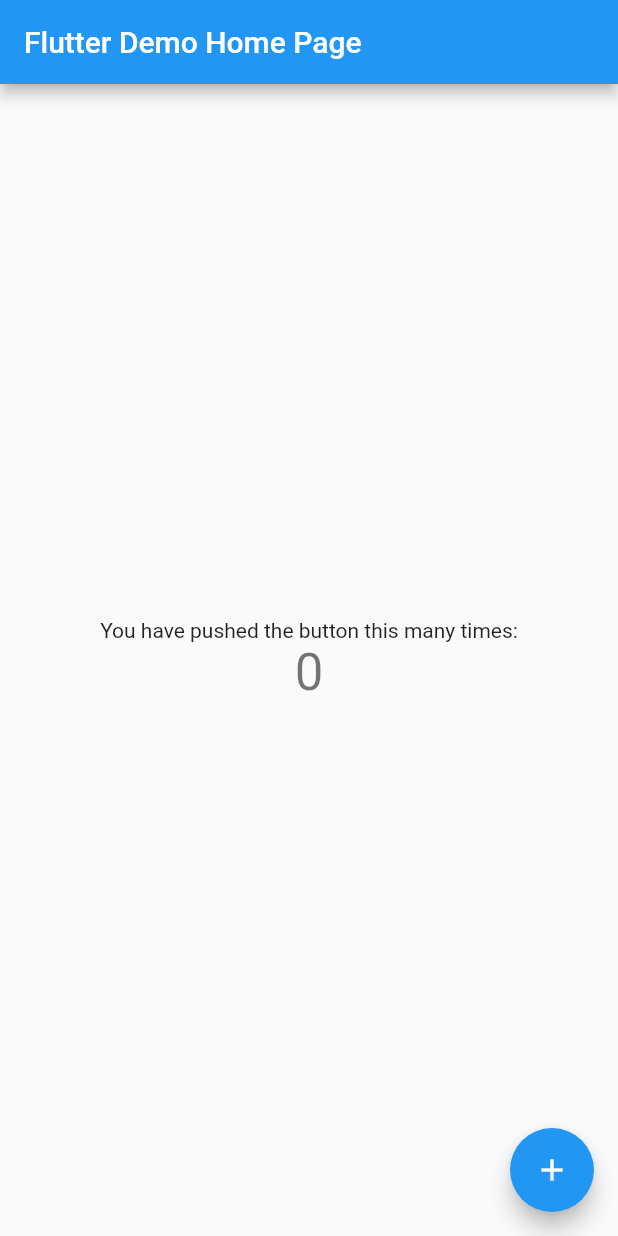
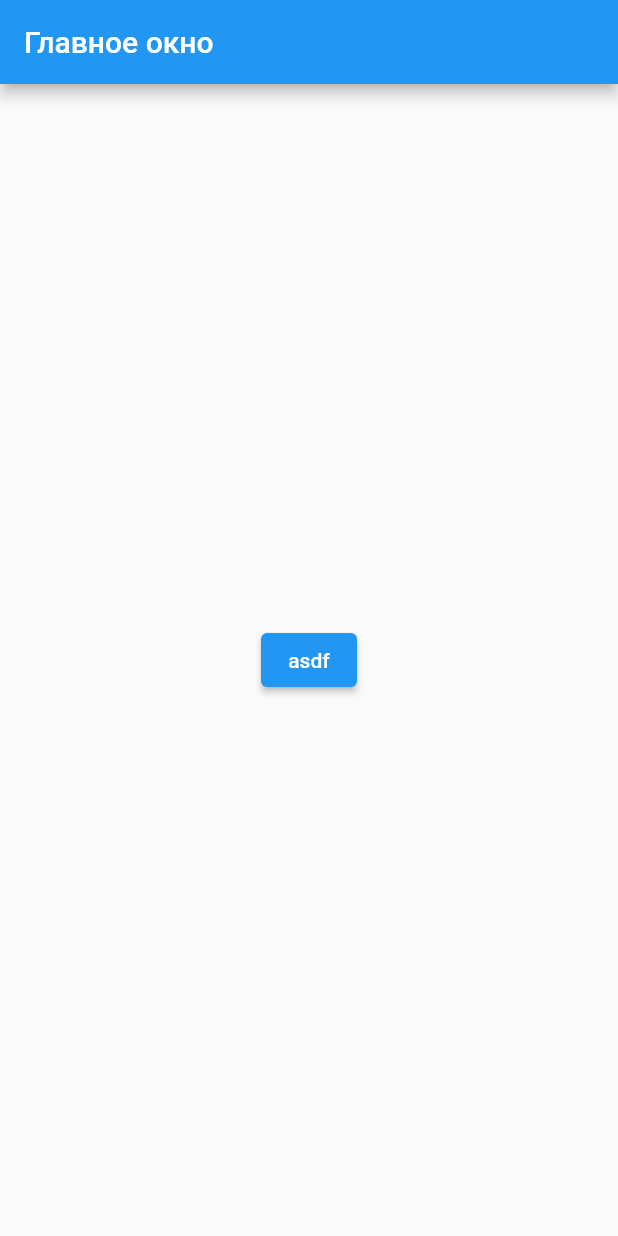
Before and after one commit to Nikeshhh/Mobile-Dev-Labs, a Flutter app: the screen it shows after launch, on a phone screen of 412 x 824 dp. Run offline on Flutter 3.47's test engine with Material 2 defaults, Android fonts, the phone set to English and light mode, and no system bars; our stand-ins replace share_plus.

Commit message:
Добавлено основное окно, маршруты

```diff
--- a/Lab_7/lib/main.dart
+++ b/Lab_7/lib/main.dart
@@ -1,115 +1,28 @@
 import 'package:flutter/material.dart';
 
 void main() {
-  runApp(const MyApp());
+  runApp(MaterialApp(
+    initialRoute: '/',
+    routes: {
+      '/': (BuildContext context) => const MainScreen(),
+
+    },
+  ));
 }
 
-class MyApp extends StatelessWidget {
-  const MyApp({super.key});
+class MainScreen extends StatelessWidget{
+  const MainScreen({Key? key}) : super(key: key);
 
-  // This widget is the root of your application.
   @override
-  Widget build(BuildContext context) {
-    return MaterialApp(
-      title: 'Flutter Demo',
-      theme: ThemeData(
-        // This is the theme of your application.
-        //
-        // Try running your application with "flutter run". You'll see the
-        // application has a blue toolbar. Then, without quitting the app, try
-        // changing the primarySwatch below to Colors.green and then invoke
-        // "hot reload" (press "r" in the console where you ran "flutter run",
-        // or simply save your changes to "hot reload" in a Flutter IDE).
-        // Notice that the counter didn't reset back to zero; the application
-        // is not restarted.
-        primarySwatch: Colors.blue,
+  Widget build(BuildContext context){
+    return Scaffold(
+      appBar: AppBar(title: const Text('Главное окно'),),
+      body: Center(
+        child: ElevatedButton(
+          onPressed: (){},
+          child: const Text('asdf'),
+        ),
       ),
-      home: const MyHomePage(title: 'Flutter Demo Home Page'),
     );
   }
 }
-
-class MyHomePage extends StatefulWidget {
-  const MyHomePage({super.key, required this.title});
-
-  // This widget is the home page of your application. It is stateful, meaning
-  // that it has a State object (defined below) that contains fields that affect
-  // how it looks.
-
-  // This class is the configuration for the state. It holds the values (in this
-  // case the title) provided by the parent (in this case the App widget) and
-  // used by the build method of the State. Fields in a Widget subclass are
-  // always marked "final".
-
-  final String title;
-
-  @override
-  State<MyHomePage> createState() => _MyHomePageState();
-}
-
-class _MyHomePageState extends State<MyHomePage> {
-  int _counter = 0;
-
-  void _incrementCounter() {
-    setState(() {
-      // This call to setState tells the Flutter framework that something has
-      // changed in this State, which causes it to rerun the build method below
-      // so that the display can reflect the updated values. If we changed
-      // _counter without calling setState(), then the build method would not be
-      // called again, and so nothing would appear to happen.
-      _counter++;
-    });
-  }
-
-  @override
-  Widget build(BuildContext context) {
-    // This method is rerun every time setState is called, for instance as done
-    // by the _incrementCounter method above.
-    //
-    // The Flutter framework has been optimized to make rerunning build methods
-    // fast, so that you can just rebuild anything that needs updating rather
-    // than having to individually change instances of widgets.
-    return Scaffold(
-      appBar: AppBar(
-        // Here we take the value from the MyHomePage object that was created by
-        // the App.build method, and use it to set our appbar title.
-        title: Text(widget.title),
-      ),
-      body: Center(
-        // Center is a layout widget. It takes a single child and positions it
-        // in the middle of the parent.
-        child: Column(
-          // Column is also a layout widget. It takes a list of children and
-          // arranges them vertically. By default, it sizes itself to fit its
-          // children horizontally, and tries to be as tall as its parent.
-          //
-          // Invoke "debug painting" (press "p" in the console, choose the
-          // "Toggle Debug Paint" action from the Flutter Inspector in Android
-          // Studio, or the "Toggle Debug Paint" command in Visual Studio Code)
-          // to see the wireframe for each widget.
-          //
-          // Column has various properties to control how it sizes itself and
-          // how it positions its children. Here we use mainAxisAlignment to
-          // center the children vertically; the main axis here is the vertical
-          // axis because Columns are vertical (the cross axis would be
-          // horizontal).
-          mainAxisAlignment: MainAxisAlignment.center,
-          children: <Widget>[
-            const Text(
-              'You have pushed the button this many times:',
-            ),
-            Text(
-              '$_counter',
-              style: Theme.of(context).textTheme.headlineMedium,
-            ),
-          ],
-        ),
-      ),
-      floatingActionButton: FloatingActionButton(
-        onPressed: _incrementCounter,
-        tooltip: 'Increment',
-        child: const Icon(Icons.add),
-      ), // This trailing comma makes auto-formatting nicer for build methods.
-    );
-  }
-}
```
